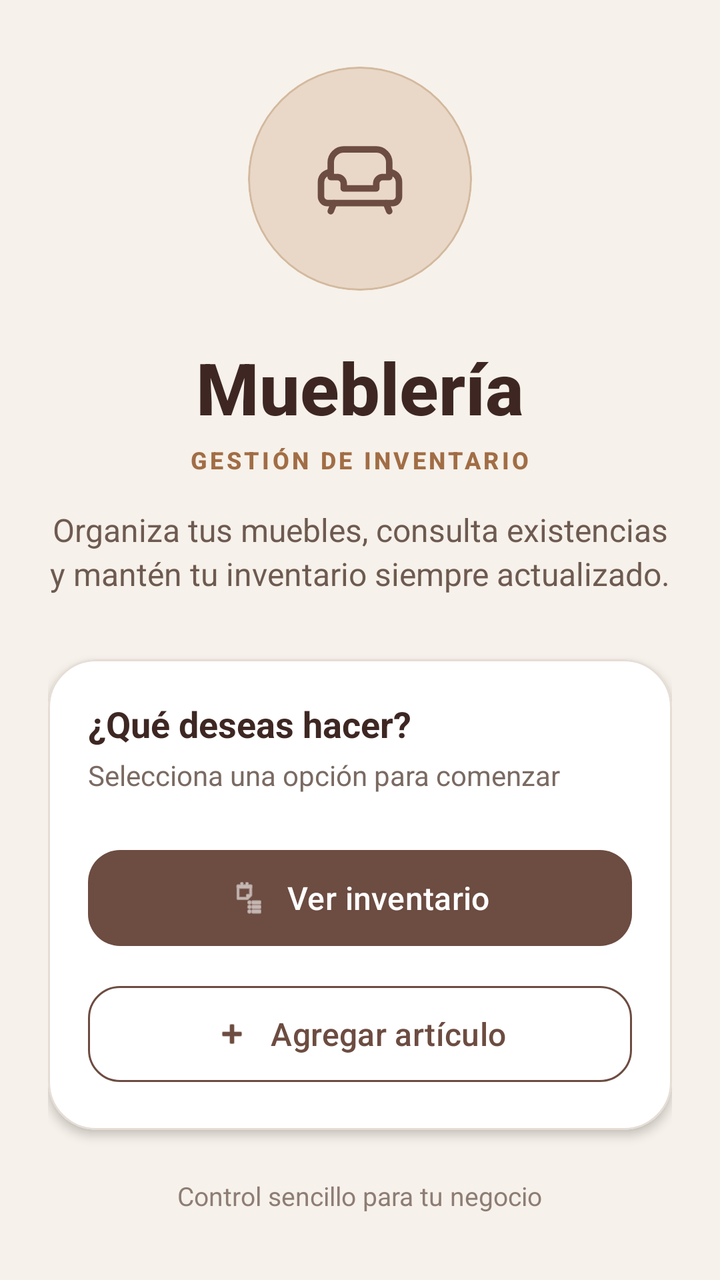
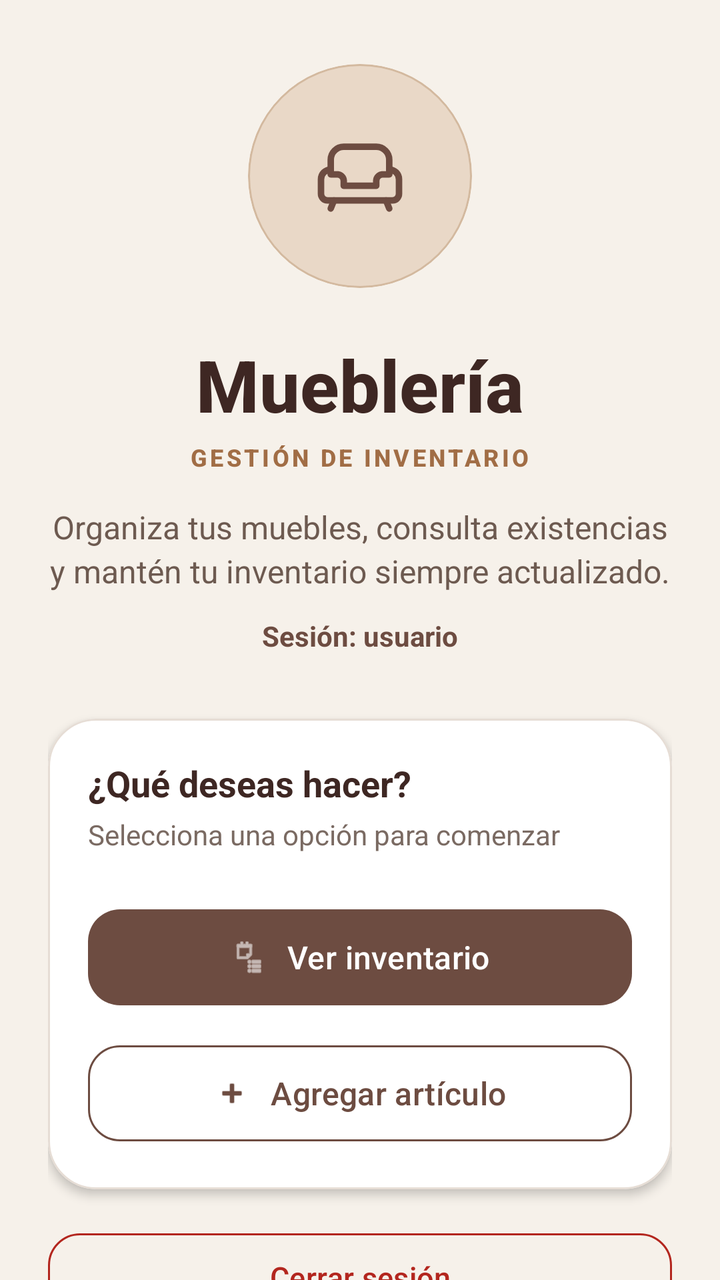

Before-and-after screenshots of an Android layout around one commit, followed by the original layout XML and the change that was made.
<!-- AndroidManifest.xml: application theme Theme.MuebleriaApp -->
<!-- res/layout/activity_inicio.xml -->
<?xml version="1.0" encoding="utf-8"?>
<androidx.constraintlayout.widget.ConstraintLayout
    xmlns:android="http://schemas.android.com/apk/res/android"
    xmlns:app="http://schemas.android.com/apk/res-auto"
    android:id="@+id/main"
    android:layout_width="match_parent"
    android:layout_height="match_parent"
    android:background="#F6F1EA">

    <androidx.core.widget.NestedScrollView
        android:layout_width="0dp"
        android:layout_height="0dp"
        android:clipToPadding="false"
        android:fillViewport="true"
        app:layout_constraintBottom_toBottomOf="parent"
        app:layout_constraintEnd_toEndOf="parent"
        app:layout_constraintStart_toStartOf="parent"
        app:layout_constraintTop_toTopOf="parent">

        <LinearLayout
            android:layout_width="match_parent"
            android:layout_height="match_parent"
            android:gravity="center"
            android:orientation="vertical"
            android:paddingStart="24dp"
            android:paddingTop="32dp"
            android:paddingEnd="24dp"
            android:paddingBottom="32dp">

            <com.google.android.material.card.MaterialCardView
                android:layout_width="112dp"
                android:layout_height="112dp"
                app:cardBackgroundColor="#E9D8C7"
                app:cardCornerRadius="56dp"
                app:cardElevation="0dp"
                app:strokeColor="#D3B99F"
                app:strokeWidth="1dp">

                <ImageView
                    android:layout_width="match_parent"
                    android:layout_height="match_parent"
                    android:contentDescription="Icono de la mueblería"
                    android:padding="30dp"
                    android:src="@drawable/ic_sofa" />

            </com.google.android.material.card.MaterialCardView>

            <TextView
                android:id="@+id/txtTitulo"
                android:layout_width="wrap_content"
                android:layout_height="wrap_content"
                android:layout_marginTop="24dp"
                android:fontFamily="sans-serif-medium"
                android:gravity="center"
                android:text="Mueblería"
                android:textColor="#3E2723"
                android:textSize="36sp"
                android:textStyle="bold" />

            <TextView
                android:layout_width="wrap_content"
                android:layout_height="wrap_content"
                android:layout_marginTop="4dp"
                android:fontFamily="sans-serif-medium"
                android:letterSpacing="0.12"
                android:text="GESTIÓN DE INVENTARIO"
                android:textColor="#A16D45"
                android:textSize="12sp"
                android:textStyle="bold" />

            <TextView
                android:id="@+id/txtDescripcionInicio"
                android:layout_width="match_parent"
                android:layout_height="wrap_content"
                android:layout_marginTop="16dp"
                android:gravity="center"
                android:lineSpacingExtra="3dp"
                android:text="Organiza tus muebles, consulta existencias y mantén tu inventario siempre actualizado."
                android:textColor="#6D5A50"
                android:textSize="16sp" />

            <com.google.android.material.card.MaterialCardView
                android:layout_width="match_parent"
                android:layout_height="wrap_content"
                android:layout_marginTop="32dp"
                app:cardBackgroundColor="#FFFFFF"
                app:cardCornerRadius="24dp"
                app:cardElevation="3dp"
                app:strokeColor="#E6DDD5"
                app:strokeWidth="1dp">

                <LinearLayout
                    android:layout_width="match_parent"
                    android:layout_height="wrap_content"
                    android:orientation="vertical"
                    android:padding="20dp">

                    <TextView
                        android:layout_width="wrap_content"
                        android:layout_height="wrap_content"
                        android:text="¿Qué deseas hacer?"
                        android:textColor="#3E2723"
                        android:textSize="18sp"
                        android:textStyle="bold" />

                    <TextView
                        android:layout_width="wrap_content"
                        android:layout_height="wrap_content"
                        android:layout_marginTop="4dp"
                        android:text="Selecciona una opción para comenzar"
                        android:textColor="#7A6A62"
                        android:textSize="14sp" />

                    <com.google.android.material.button.MaterialButton
                        android:id="@+id/btnVerInventario"
                        android:layout_width="match_parent"
                        android:layout_height="wrap_content"
                        android:layout_marginTop="24dp"
                        android:minHeight="56dp"
                        android:text="Ver inventario"
                        android:textAllCaps="false"
                        android:textSize="16sp"
                        app:backgroundTint="#6D4C41"
                        app:cornerRadius="16dp"
                        app:icon="@android:drawable/ic_menu_agenda"
                        app:iconGravity="textStart"
                        app:iconPadding="10dp"
                        app:iconTint="#FFFFFF" />

                    <com.google.android.material.button.MaterialButton
                        android:id="@+id/btnAgregarDesdeInicio"
                        style="@style/Widget.Material3.Button.OutlinedButton"
                        android:layout_width="match_parent"
                        android:layout_height="wrap_content"
                        android:layout_marginTop="12dp"
                        android:minHeight="56dp"
                        android:text="Agregar artículo"
                        android:textAllCaps="false"
                        android:textColor="#6D4C41"
                        android:textSize="16sp"
                        app:cornerRadius="16dp"
                        app:icon="@android:drawable/ic_input_add"
                        app:iconGravity="textStart"
                        app:iconPadding="10dp"
                        app:iconTint="#6D4C41"
                        app:strokeColor="#6D4C41"
                        app:strokeWidth="1dp" />

                </LinearLayout>

            </com.google.android.material.card.MaterialCardView>

            <TextView
                android:layout_width="wrap_content"
                android:layout_height="wrap_content"
                android:layout_marginTop="24dp"
                android:text="Control sencillo para tu negocio"
                android:textColor="#8D7D75"
                android:textSize="13sp" />

        </LinearLayout>

    </androidx.core.widget.NestedScrollView>

</androidx.constraintlayout.widget.ConstraintLayout>
<!-- resources referenced by this layout -->
<resources>
  <!-- drawable ic_sofa (drawable) -->
  <?xml version="1.0" encoding="utf-8"?>
  <vector xmlns:android="http://schemas.android.com/apk/res/android"
      android:width="64dp"
      android:height="64dp"
      android:viewportWidth="64"
      android:viewportHeight="64">
  
      
      <path
          android:fillColor="#00000000"
          android:pathData="M14,30 L14,22 C14,17.6 17.6,14 22,14 L42,14 C46.4,14 50,17.6 50,22 L50,30"
          android:strokeColor="#6D4C41"
          android:strokeLineCap="round"
          android:strokeLineJoin="round"
          android:strokeWidth="4" />
  
      
      <path
          android:fillColor="#00000000"
          android:pathData="M14,31 L18,31 C20.2,31 22,32.8 22,35 L22,38 L42,38 L42,35 C42,32.8 43.8,31 46,31 L50,31"
          android:strokeColor="#6D4C41"
          android:strokeLineCap="round"
          android:strokeLineJoin="round"
          android:strokeWidth="4" />
  
      
      <path
          android:fillColor="#00000000"
          android:pathData="M14,28 C10.7,28 8,30.7 8,34 L8,43 C8,45.2 9.8,47 12,47 L52,47 C54.2,47 56,45.2 56,43 L56,34 C56,30.7 53.3,28 50,28"
          android:strokeColor="#6D4C41"
          android:strokeLineCap="round"
          android:strokeLineJoin="round"
          android:strokeWidth="4" />
  
      
      <path
          android:fillColor="#00000000"
          android:pathData="M16,47 L14,52 M48,47 L50,52"
          android:strokeColor="#6D4C41"
          android:strokeLineCap="round"
          android:strokeWidth="4" />
  
  </vector>
  <style name="Theme.MuebleriaApp" parent="Base.Theme.MuebleriaApp" />
  <style name="Base.Theme.MuebleriaApp" parent="Theme.Material3.DayNight.NoActionBar">
          
          
      </style>
</resources>

<!-- the commit's change to res/layout/activity_inicio.xml (unified diff, before → after) -->
@@ -79,6 +79,16 @@
                 android:textColor="#6D5A50"
                 android:textSize="16sp" />
 
+            <TextView
+                android:id="@+id/txtUsuarioSesion"
+                android:layout_width="wrap_content"
+                android:layout_height="wrap_content"
+                android:layout_marginTop="12dp"
+                android:text="Sesión: usuario"
+                android:textColor="#6D4C41"
+                android:textSize="14sp"
+                android:textStyle="bold" />
+
             <com.google.android.material.card.MaterialCardView
                 android:layout_width="match_parent"
                 android:layout_height="wrap_content"
@@ -147,8 +157,24 @@
                         app:strokeWidth="1dp" />
 
                 </LinearLayout>
+            </com.google.android.material.card.MaterialCardView>
 
-            </com.google.android.material.card.MaterialCardView>
+            <com.google.android.material.button.MaterialButton
+                android:id="@+id/btnCerrarSesion"
+                style="@style/Widget.Material3.Button.OutlinedButton"
+                android:layout_width="match_parent"
+                android:layout_height="wrap_content"
+                android:layout_marginTop="18dp"
+                android:minHeight="52dp"
+                android:text="Cerrar sesión"
+                android:textAllCaps="false"
+                android:textColor="#B3261E"
+                android:textSize="15sp"
+                app:cornerRadius="16dp"
+                app:strokeColor="#B3261E"
+                app:strokeWidth="1dp" />
+
+
 
             <TextView
                 android:layout_width="wrap_content"
